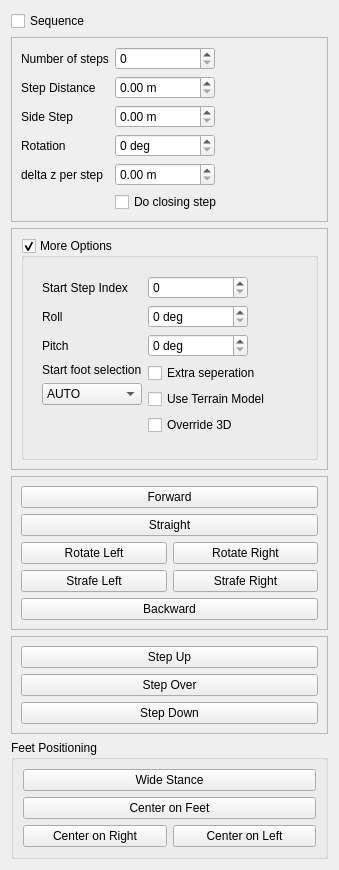
First picture: the form in vigir_footstep_planning_rviz_plugin/ui_forms/pattern_planning.ui, repository team-vigir/vigir_footstep_planning_visual_tools, before the edit.
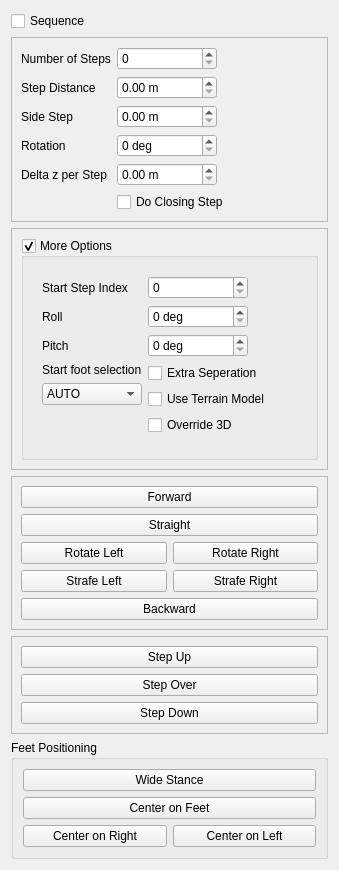
Second picture: the form after the edit.

```diff
--- a/vigir_footstep_planning_rviz_plugin/ui_forms/pattern_planning.ui
+++ b/vigir_footstep_planning_rviz_plugin/ui_forms/pattern_planning.ui
@@ -36,7 +36,7 @@
       <item row="0" column="0">
        <widget class="QLabel" name="patternNOStepsLabel">
         <property name="text">
-         <string>Number of steps</string>
+         <string>Number of Steps</string>
         </property>
        </widget>
       </item>
@@ -155,7 +155,7 @@
       <item row="4" column="0">
        <widget class="QLabel" name="patternDeltaZLabel">
         <property name="text">
-         <string>delta z per step</string>
+         <string>Delta z per Step</string>
         </property>
        </widget>
       </item>
@@ -190,7 +190,7 @@
          <string>&lt;html&gt;&lt;head/&gt;&lt;body&gt;&lt;p&gt;an extra step will be added to close the feet&lt;/p&gt;&lt;/body&gt;&lt;/html&gt;</string>
         </property>
         <property name="text">
-         <string>Do closing step</string>
+         <string>Do Closing Step</string>
         </property>
         <property name="checked">
          <bool>false</bool>
@@ -347,7 +347,7 @@
               <item>
                <widget class="QCheckBox" name="patternExtraSeperationCheckBox">
                 <property name="text">
-                 <string>Extra seperation</string>
+                 <string>Extra Seperation</string>
                 </property>
                </widget>
               </item>
```
